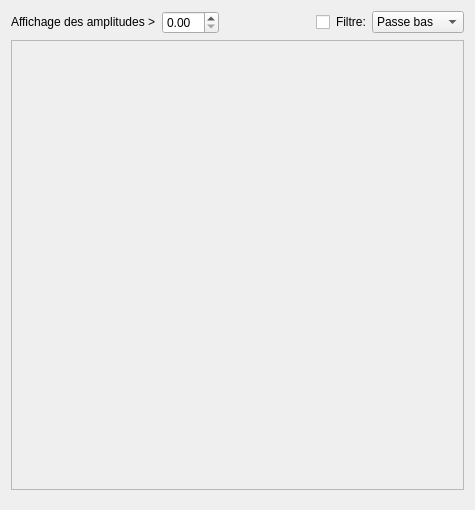
Qt form ImageFourierTransform/Fourier2DFilter.ui (joelrandria/maths_tp2_final) before a commit.
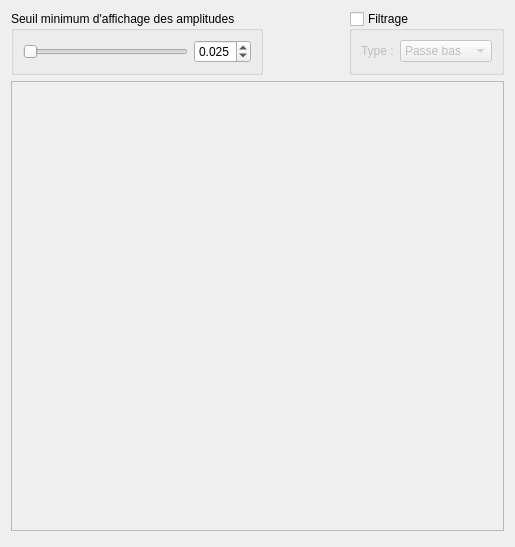
The same form after that commit.

What changed in the file:
```diff
--- a/ImageFourierTransform/Fourier2DFilter.ui
+++ b/ImageFourierTransform/Fourier2DFilter.ui
@@ -6,8 +6,8 @@
    <rect>
     <x>0</x>
     <y>0</y>
-    <width>475</width>
-    <height>510</height>
+    <width>515</width>
+    <height>547</height>
    </rect>
   </property>
   <property name="sizePolicy">
@@ -18,44 +18,61 @@
   </property>
   <property name="minimumSize">
    <size>
-    <width>475</width>
-    <height>510</height>
+    <width>515</width>
+    <height>547</height>
    </size>
   </property>
   <property name="maximumSize">
    <size>
-    <width>475</width>
-    <height>510</height>
+    <width>515</width>
+    <height>547</height>
    </size>
   </property>
   <property name="windowTitle">
    <string>Spectre d'amplitude</string>
   </property>
+  <layout class="QGridLayout" name="gridLayout_3">
+   <item row="0" column="0">
+    <layout class="QHBoxLayout" name="horizontalLayout">
+     <item>
+      <widget class="QGroupBox" name="groupBox">
+       <property name="title">
+        <string>Seuil minimum d'affichage des amplitudes</string>
+       </property>
   <layout class="QGridLayout" name="gridLayout">
    <item row="0" column="0">
-    <layout class="QHBoxLayout" name="horizontalLayout_2">
-     <property name="sizeConstraint">
-      <enum>QLayout::SetDefaultConstraint</enum>
-     </property>
-     <item>
-      <widget class="QLabel" name="label">
-       <property name="sizePolicy">
-        <sizepolicy hsizetype="Preferred" vsizetype="Fixed">
-         <horstretch>0</horstretch>
-         <verstretch>0</verstretch>
-        </sizepolicy>
-       </property>
-       <property name="text">
-        <string>&lt;html&gt;&lt;head/&gt;&lt;body&gt;&lt;p&gt;Affichage des amplitudes &amp;gt;&lt;/p&gt;&lt;/body&gt;&lt;/html&gt;</string>
-       </property>
-      </widget>
-     </item>
-     <item>
-      <widget class="QDoubleSpinBox" name="doubleSpinBox"/>
-     </item>
-    </layout>
+         <widget class="QSlider" name="amplitudeDisplayThresholdSlider">
+          <property name="maximum">
+           <number>999</number>
+          </property>
+          <property name="singleStep">
+           <number>10</number>
+          </property>
+          <property name="orientation">
+           <enum>Qt::Horizontal</enum>
+          </property>
+         </widget>
    </item>
    <item row="0" column="1">
+         <widget class="QDoubleSpinBox" name="amplitudeDisplayThresholdSpinBox">
+          <property name="decimals">
+           <number>3</number>
+          </property>
+          <property name="maximum">
+           <double>1.000000000000000</double>
+          </property>
+          <property name="singleStep">
+           <double>0.001000000000000</double>
+          </property>
+          <property name="value">
+           <double>0.025000000000000</double>
+          </property>
+         </widget>
+        </item>
+       </layout>
+      </widget>
+     </item>
+     <item>
     <spacer name="horizontalSpacer">
      <property name="orientation">
       <enum>Qt::Horizontal</enum>
@@ -68,19 +85,19 @@
      </property>
     </spacer>
    </item>
-   <item row="0" column="2">
-    <layout class="QHBoxLayout" name="horizontalLayout">
-     <property name="sizeConstraint">
-      <enum>QLayout::SetDefaultConstraint</enum>
-     </property>
      <item>
-      <widget class="QCheckBox" name="checkBox">
-       <property name="text">
-        <string/>
+      <widget class="QGroupBox" name="groupBox_2">
+       <property name="title">
+        <string>Filtrage</string>
        </property>
-      </widget>
-     </item>
-     <item>
+       <property name="checkable">
+        <bool>true</bool>
+       </property>
+       <property name="checked">
+        <bool>false</bool>
+       </property>
+       <layout class="QGridLayout" name="gridLayout_2">
+        <item row="0" column="0">
       <widget class="QLabel" name="label_2">
        <property name="sizePolicy">
         <sizepolicy hsizetype="Preferred" vsizetype="Fixed">
@@ -89,11 +106,11 @@
         </sizepolicy>
        </property>
        <property name="text">
-        <string>Filtre:</string>
+           <string>Type :</string>
        </property>
       </widget>
      </item>
-     <item>
+        <item row="0" column="1">
       <widget class="QComboBox" name="comboBox">
        <item>
         <property name="text">
@@ -108,8 +125,11 @@
       </widget>
      </item>
     </layout>
-   </item>
-   <item row="1" column="0" colspan="3">
+      </widget>
+     </item>
+    </layout>
+   </item>
+   <item row="1" column="0">
     <widget class="QLabel" name="spectrumImageLabel">
      <property name="sizePolicy">
       <sizepolicy hsizetype="Minimum" vsizetype="Minimum">
@@ -145,7 +165,7 @@
      <property name="sizeHint" stdset="0">
       <size>
        <width>20</width>
-       <height>17</height>
+       <height>8</height>
       </size>
      </property>
     </spacer>
```
Lines whose indentation alone changed are shown as unchanged.
